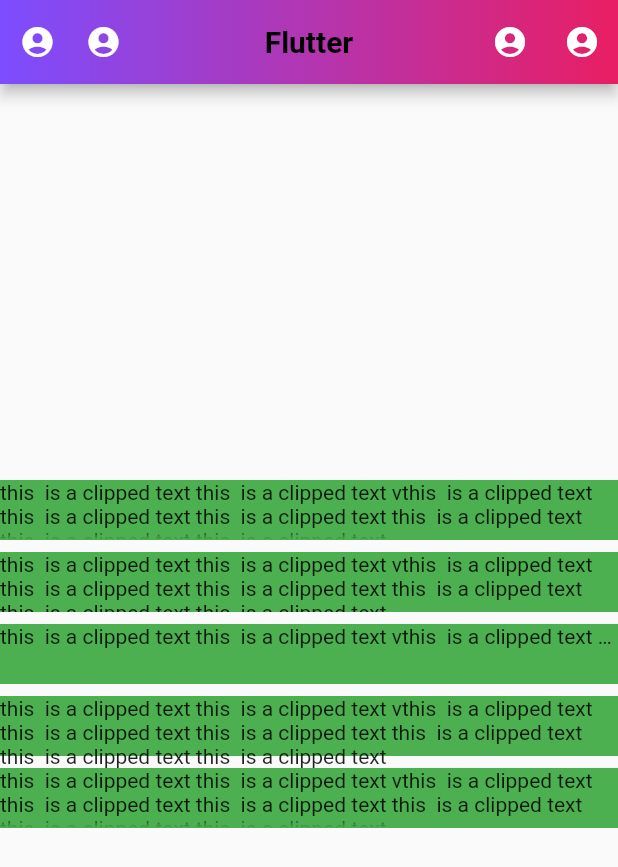
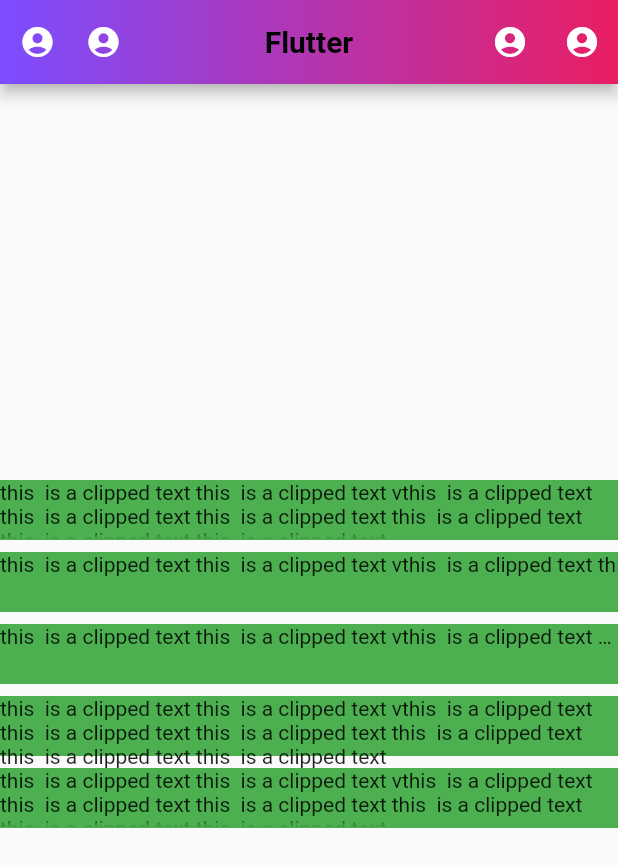
Before and after one commit to HowkMii/flutter-ui, a Flutter app: the screen it shows after launch, on a phone screen of 412 x 824 dp. Shown: the top 867 px of the screen. Run offline on Flutter 3.47's test engine with Material 2 defaults, Android fonts, the phone set to English and light mode, and no system bars; our stand-ins replace flushbar; missing offline and left inert: dart:ffi.

Commit message:
overflow 3

```diff
--- a/lib/main.dart
+++ b/lib/main.dart
@@ -85,7 +85,7 @@ class _MyHomePageState extends State<MyHomePage> {
             width: 200,
             height: 40,
             color: Colors.green,
-            child: Text("this  is a clipped text this  is a clipped text vthis  is a clipped text this  is a clipped text this  is a clipped text this  is a clipped text this  is a clipped text this  is a clipped text ",overflow: TextOverflow.clip,),
+            child: Text("this  is a clipped text this  is a clipped text vthis  is a clipped text this  is a clipped text this  is a clipped text this  is a clipped text this  is a clipped text this  is a clipped text ",overflow: TextOverflow.clip,softWrap: false,),
           ),
           SizedBox(height: 8,),
                     Container(
```
